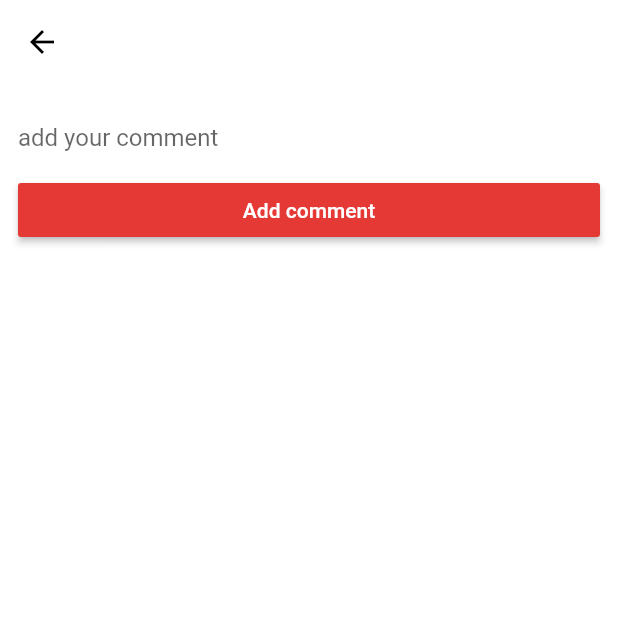
After one commit to farhanfr/Backpacking-Indonesia-App, a Flutter app: the AddCommentDestination screen opened directly, on a phone screen of 412 x 824 dp, the top half of it. The commit adds this screen. Run offline on Flutter 3.47's test engine with Material 2 defaults, Android fonts, the phone set to English and light mode, and no system bars; our stand-ins replace carousel_slider, fluttertoast, get, shared_preferences; missing offline and left inert: back_button_interceptor; accounts and stored records are empty.

Commit message:
new page for add comment destination

```diff
--- /dev/null
+++ b/lib/page/destination_specific/add_comment_destination.dart
@@ -0,0 +1,109 @@
+import 'dart:convert';
+
+import 'package:backpacking_indonesia/model/destination_comment_model.dart';
+import 'package:backpacking_indonesia/page/detail_destination.dart';
+import 'package:flutter/material.dart';
+import 'package:fluttertoast/fluttertoast.dart';
+import 'package:get/get.dart';
+import 'package:http/http.dart' as http;
+
+class AddCommentDestination extends StatefulWidget {
+  final String imgHeaderDetail, nameDestination, descDestination;
+  final int destinationId, statusResp, cityId, idUser;
+  AddCommentDestination(
+      {this.imgHeaderDetail,
+      this.nameDestination,
+      this.descDestination,
+      this.destinationId,
+      this.statusResp,
+      this.cityId,
+      this.idUser});
+  @override
+  _AddCommentDestinationState createState() => _AddCommentDestinationState();
+}
+
+class _AddCommentDestinationState extends State<AddCommentDestination> {
+  TextEditingController commentCon = new TextEditingController();
+
+  Future<Null> addComment() async {
+    if (commentCon.text == "") {
+      Fluttertoast.showToast(
+          toastLength: Toast.LENGTH_SHORT,
+          backgroundColor: Colors.red,
+          textColor: Colors.white,
+          msg: "comment can't null");
+    } else {
+      final response = await http.post(
+          "http://192.168.1.7:8000/api/v1/comment/destination/add",
+          body: {
+            "city_id": widget.cityId.toString(),
+            "user_id": widget.idUser.toString(),
+            "comment": commentCon.text,
+            "destination_id": widget.destinationId.toString()
+          });
+
+      if (response.statusCode == 200) {
+        final data = jsonDecode(response.body);
+        DestinationCommentModel addComment =
+            new DestinationCommentModel.fromJson(data);
+        if (addComment.status == true) {
+          Get.to(DetailDestination(
+            nameDestination: widget.nameDestination,
+                        descDestination: widget.descDestination,
+                        imgHeaderDetail: widget.imgHeaderDetail,
+                        destinationId: widget.destinationId,
+                        cityId: widget.cityId,
+                        statusResp: widget.statusResp
+          ));
+          print(addComment.message);
+        }
+      } else {
+        print("RESPONS GAGA;");
+      }
+    }
+  }
+
+  @override
+  Widget build(BuildContext context) {
+    return Scaffold(
+      backgroundColor: Colors.white,
+      appBar: AppBar(
+        backgroundColor: Colors.white,
+        elevation: 0.0,
+        iconTheme: new IconThemeData(color: Colors.black),
+      ),
+          body: Container(
+        height: 500,
+        child: Padding(
+          padding: const EdgeInsets.all(12.0),
+          child: ListView(
+            // mainAxisAlignment: MainAxisAlignment.center,
+            // crossAxisAlignment: CrossAxisAlignment.start,
+            children: [
+              TextField(
+                controller: commentCon,
+                maxLines: null,
+                keyboardType: TextInputType.multiline,
+                decoration: InputDecoration(
+                    border: InputBorder.none, hintText: 'add your comment'),
+              ),
+              SizedBox(
+                width: 320.0,
+                child: RaisedButton(
+                  onPressed: () {
+                    addComment();
+                  },
+                  child: Text(
+                    "Add comment",
+                    style: TextStyle(color: Colors.white),
+                  ),
+                  color: Colors.red[600],
+                ),
+              )
+            ],
+          ),
+        ),
+      ),
+    );
+  }
+}
```
Also changed, not shown: lib/page/detail_destination.dart (+13 -75 lines).
